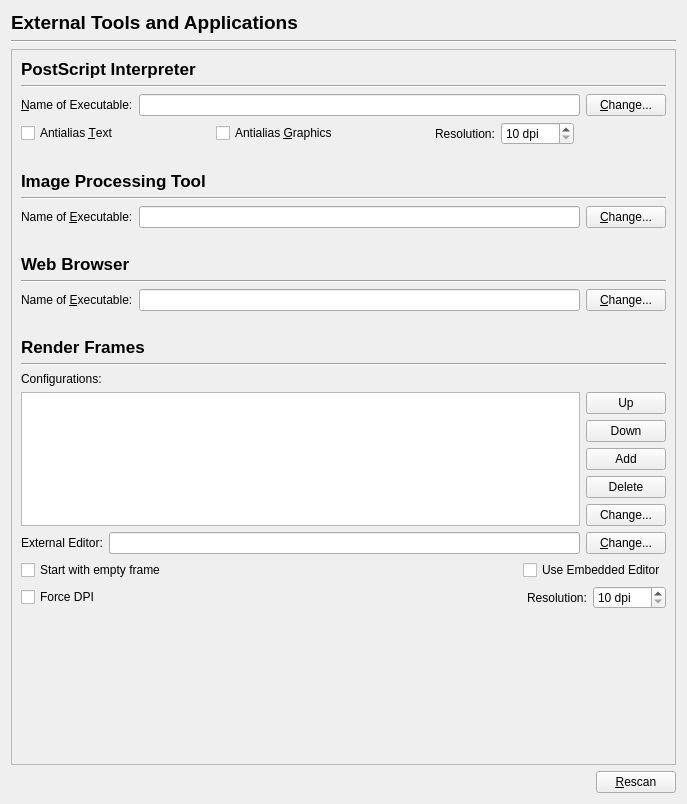
First picture: the form in scribus/ui/prefs_externaltoolsbase.ui, repository scribusproject/scribus, before the edit.
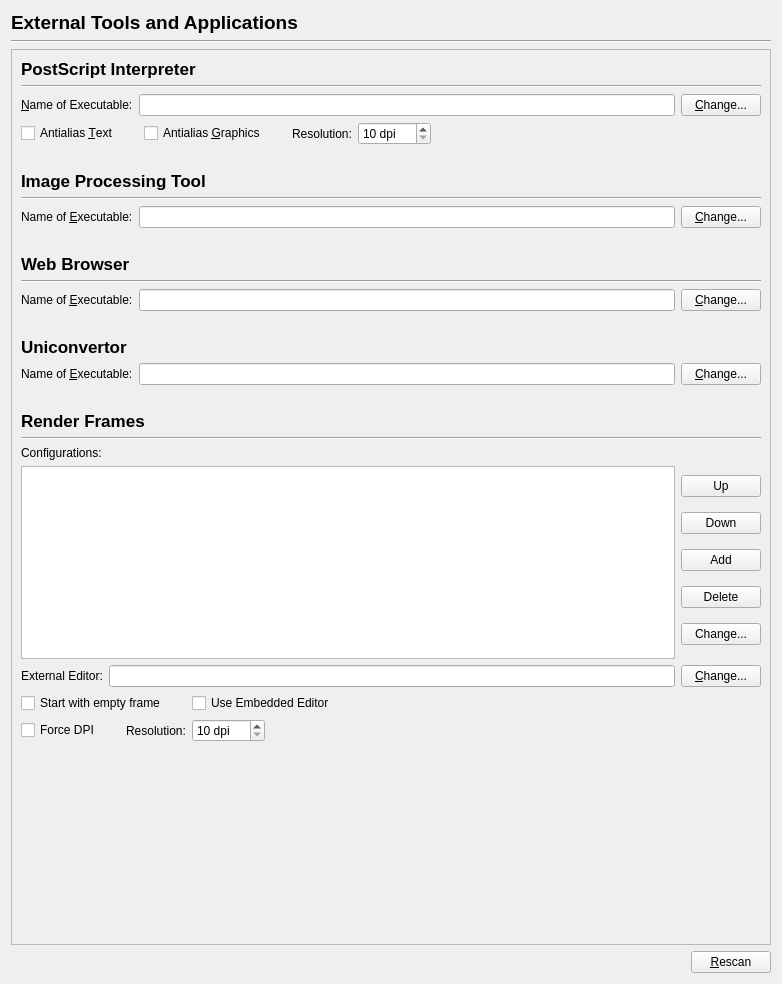
Second picture: the form after the edit.

Commit message: New prefs for External Tools now works

Patch:
```diff
--- a/scribus/ui/prefs_externaltoolsbase.ui
+++ b/scribus/ui/prefs_externaltoolsbase.ui
@@ -6,8 +6,8 @@
    <rect>
     <x>0</x>
     <y>0</y>
-    <width>687</width>
-    <height>804</height>
+    <width>782</width>
+    <height>984</height>
    </rect>
   </property>
   <property name="windowTitle">
@@ -45,11 +45,11 @@
        <rect>
         <x>0</x>
         <y>0</y>
-        <width>644</width>
-        <height>782</height>
+        <width>739</width>
+        <height>877</height>
        </rect>
       </property>
-      <layout class="QVBoxLayout" name="verticalLayout_2">
+      <layout class="QVBoxLayout" name="verticalLayout_3">
        <item>
         <widget class="QLabel" name="label_2">
          <property name="font">
@@ -126,11 +126,11 @@
             <enum>Qt::Horizontal</enum>
            </property>
            <property name="sizeType">
-            <enum>QSizePolicy::Expanding</enum>
+            <enum>QSizePolicy::Minimum</enum>
            </property>
            <property name="sizeHint" stdset="0">
             <size>
-             <width>21</width>
+             <width>20</width>
              <height>20</height>
             </size>
            </property>
@@ -155,11 +155,11 @@
             <enum>Qt::Horizontal</enum>
            </property>
            <property name="sizeType">
-            <enum>QSizePolicy::Expanding</enum>
+            <enum>QSizePolicy::Minimum</enum>
            </property>
            <property name="sizeHint" stdset="0">
             <size>
-             <width>21</width>
+             <width>20</width>
              <height>20</height>
             </size>
            </property>
@@ -364,6 +364,70 @@
          </property>
         </spacer>
        </item>
+       <item>
+        <widget class="QLabel" name="label_7">
+         <property name="font">
+          <font>
+           <pointsize>13</pointsize>
+           <weight>75</weight>
+           <bold>true</bold>
+          </font>
+         </property>
+         <property name="text">
+          <string>Uniconvertor</string>
+         </property>
+        </widget>
+       </item>
+       <item>
+        <layout class="QHBoxLayout" name="horizontalLayout_5">
+         <item>
+          <widget class="QLabel" name="uniconverterLabel">
+           <property name="text">
+            <string>Name of &amp;Executable:</string>
+           </property>
+           <property name="wordWrap">
+            <bool>false</bool>
+           </property>
+           <property name="buddy">
+            <cstring>imageToolLineEdit</cstring>
+           </property>
+          </widget>
+         </item>
+         <item>
+          <widget class="QLineEdit" name="uniconvertorLineEdit">
+           <property name="toolTip">
+            <string>&lt;qt&gt;File system location for graphics editor. If you use gimp and your distribution includes it, we recommend 'gimp-remote', as it allows you to edit the image in an already running instance of gimp.&lt;/qt&gt;</string>
+           </property>
+          </widget>
+         </item>
+         <item>
+          <widget class="QPushButton" name="uniconvertorChangeButton">
+           <property name="text">
+            <string>&amp;Change...</string>
+           </property>
+           <property name="shortcut">
+            <string>Alt+C</string>
+           </property>
+          </widget>
+         </item>
+        </layout>
+       </item>
+       <item>
+        <spacer name="verticalSpacer_5">
+         <property name="orientation">
+          <enum>Qt::Vertical</enum>
+         </property>
+         <property name="sizeType">
+          <enum>QSizePolicy::Fixed</enum>
+         </property>
+         <property name="sizeHint" stdset="0">
+          <size>
+           <width>20</width>
+           <height>20</height>
+          </size>
+         </property>
+        </spacer>
+       </item>
        <item>
         <widget class="QLabel" name="label_5">
          <property name="font">
@@ -393,39 +457,44 @@
         </widget>
        </item>
        <item>
-        <layout class="QGridLayout">
-         <item row="0" column="1">
+        <layout class="QHBoxLayout" name="horizontalLayout">
+         <item>
+          <widget class="QListWidget" name="latexConfigsListWidget"/>
+         </item>
+         <item>
+          <layout class="QVBoxLayout" name="verticalLayout_2">
+           <property name="spacing">
+            <number>-1</number>
+           </property>
+           <item>
           <widget class="QPushButton" name="latexConfigUpButton">
            <property name="text">
             <string>Up</string>
            </property>
           </widget>
          </item>
-         <item row="1" column="1">
+           <item>
           <widget class="QPushButton" name="latexConfigDownButton">
            <property name="text">
             <string>Down</string>
            </property>
           </widget>
          </item>
-         <item row="2" column="1">
+           <item>
           <widget class="QPushButton" name="latexConfigAddButton">
            <property name="text">
             <string>Add</string>
            </property>
           </widget>
          </item>
-         <item row="3" column="1">
+           <item>
           <widget class="QPushButton" name="latexConfigDeleteButton">
            <property name="text">
             <string>Delete</string>
            </property>
           </widget>
          </item>
-         <item row="0" column="0" rowspan="5">
-          <widget class="QListWidget" name="latexConfigsListWidget"/>
-         </item>
-         <item row="4" column="1">
+           <item>
           <widget class="QPushButton" name="latexConfigChangeCommandButton">
            <property name="text">
             <string>Change...</string>
@@ -434,6 +503,8 @@
          </item>
         </layout>
        </item>
+        </layout>
+       </item>
        <item>
         <layout class="QHBoxLayout">
          <item>
@@ -483,11 +554,11 @@
             <enum>Qt::Horizontal</enum>
            </property>
            <property name="sizeType">
-            <enum>QSizePolicy::Expanding</enum>
+            <enum>QSizePolicy::Minimum</enum>
            </property>
            <property name="sizeHint" stdset="0">
             <size>
-             <width>31</width>
+             <width>20</width>
              <height>20</height>
             </size>
            </property>
@@ -503,12 +574,25 @@
            </property>
           </widget>
          </item>
+         <item>
+          <spacer name="horizontalSpacer_2">
+           <property name="orientation">
+            <enum>Qt::Horizontal</enum>
+           </property>
+           <property name="sizeHint" stdset="0">
+            <size>
+             <width>40</width>
+             <height>20</height>
+            </size>
+           </property>
+          </spacer>
+         </item>
         </layout>
        </item>
        <item>
         <layout class="QHBoxLayout">
          <item>
-          <widget class="QCheckBox" name="latexForceDpiCheckBox">
+          <widget class="QCheckBox" name="latexForceDPICheckBox">
            <property name="toolTip">
             <string>Always use the configured DPI setting for calculating the size, even if the image file reports something different.</string>
            </property>
@@ -522,9 +606,12 @@
            <property name="orientation">
             <enum>Qt::Horizontal</enum>
            </property>
+           <property name="sizeType">
+            <enum>QSizePolicy::Fixed</enum>
+           </property>
            <property name="sizeHint" stdset="0">
             <size>
-             <width>40</width>
+             <width>20</width>
              <height>20</height>
             </size>
            </property>
@@ -556,6 +643,19 @@
            </property>
           </widget>
          </item>
+         <item>
+          <spacer name="horizontalSpacer_3">
+           <property name="orientation">
+            <enum>Qt::Horizontal</enum>
+           </property>
+           <property name="sizeHint" stdset="0">
+            <size>
+             <width>40</width>
+             <height>20</height>
+            </size>
+           </property>
+          </spacer>
+         </item>
         </layout>
        </item>
        <item>
```
Left out of the diff: 8 changed lines with no effect on the pictures. Lines whose indentation alone changed are shown as unchanged. The commit also changes 3 other files.
